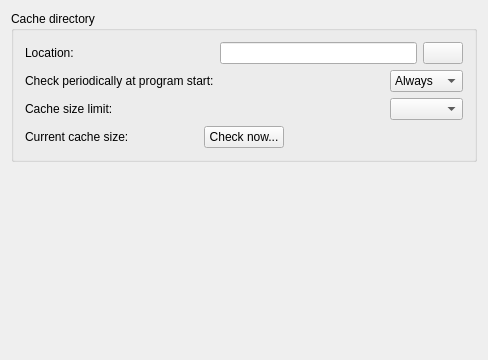
Above: src/Gui/DlgSettingsCacheDirectory.ui from southseact-3d/fcd before the change. Below: the same form after it.
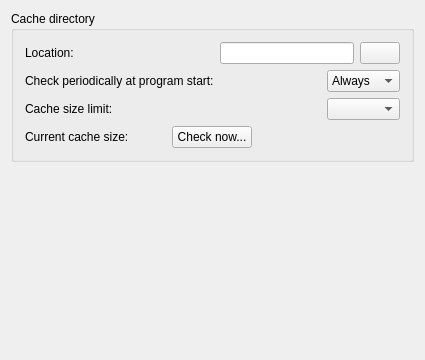
That is the form after the change. Icons and pictures are not drawn.

Commit message: [GUI] set dialog width to the one of the other preferences ones

What changed in the file:
```diff
--- a/src/Gui/DlgSettingsCacheDirectory.ui
+++ b/src/Gui/DlgSettingsCacheDirectory.ui
@@ -6,7 +6,7 @@
    <rect>
     <x>0</x>
     <y>0</y>
-    <width>488</width>
+    <width>425</width>
     <height>360</height>
    </rect>
   </property>
```
